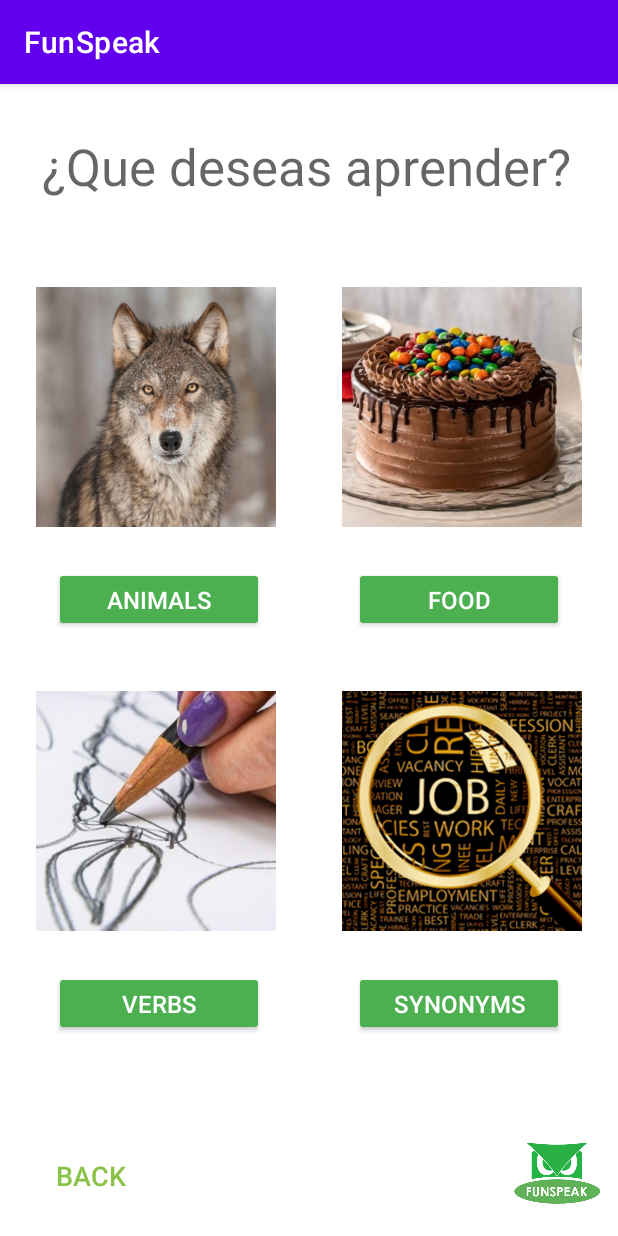
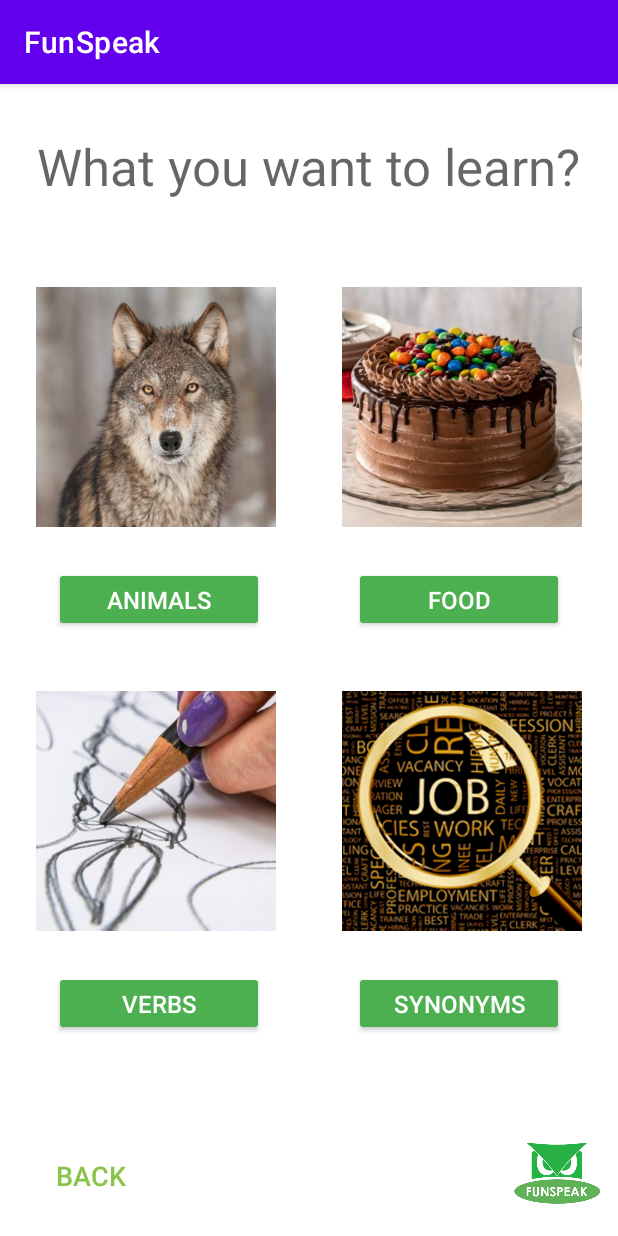
Before and after one commit to AlexPalmaP12/FunSpeak, an Android app: the MainActivity screen opened directly, with no data from a screen before it, on a phone screen of 412 x 824 dp. Run offline under Robolectric (Android 15) with nearby library versions, the phone set to English and light mode, and no system bars.

Commit message:
"Fixed one string"

```diff
--- a/app/src/main/res/layout/activity_main.xml
+++ b/app/src/main/res/layout/activity_main.xml
@@ -65,11 +65,10 @@
         android:id="@+id/textView3"
         android:layout_width="wrap_content"
         android:layout_height="wrap_content"
-        android:layout_marginStart="28dp"
-        android:layout_marginLeft="28dp"
         android:layout_marginTop="32dp"
-        android:text="¿Que deseas aprender?"
+        android:text="@string/to_learn"
         android:textAppearance="@style/TextAppearance.AppCompat.Display1"
+        app:layout_constraintEnd_toEndOf="parent"
         app:layout_constraintStart_toStartOf="parent"
         app:layout_constraintTop_toTopOf="parent" />
 
--- a/app/src/main/res/values/strings.xml
+++ b/app/src/main/res/values/strings.xml
@@ -10,6 +10,7 @@
         <item>Spanish</item>
     </string-array>
     <!--Main-->
+    <string name="to_learn">What you want to learn?</string>
     <string name="animals">Animals</string>
     <string name="food">Food</string>,
     <string name="verbs">Verbs</string>
```
Also changed, not shown: 1 other file.
